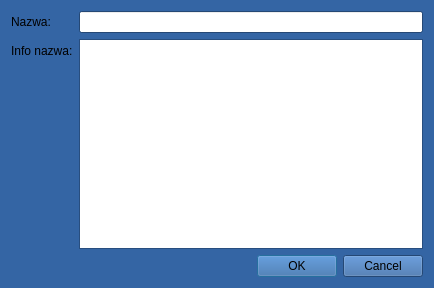
militia11/shoes, file NowaMatrycaDialog.ui: the form before one commit.
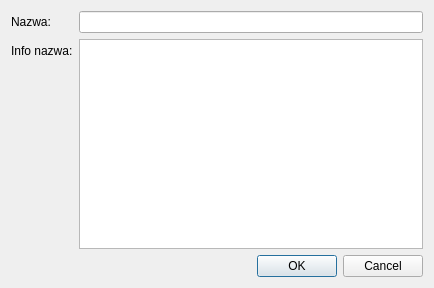
The form after the commit.

What changed in the file:
```diff
--- a/NowaMatrycaDialog.ui
+++ b/NowaMatrycaDialog.ui
@@ -10,421 +10,6 @@
     <height>288</height>
    </rect>
   </property>
-  <property name="palette">
-   <palette>
-    <active>
-     <colorrole role="WindowText">
-      <brush brushstyle="SolidPattern">
-       <color alpha="255">
-        <red>0</red>
-        <green>0</green>
-        <blue>0</blue>
-       </color>
-      </brush>
-     </colorrole>
-     <colorrole role="Button">
-      <brush brushstyle="SolidPattern">
-       <color alpha="255">
-        <red>52</red>
-        <green>101</green>
-        <blue>164</blue>
-       </color>
-      </brush>
-     </colorrole>
-     <colorrole role="Light">
-      <brush brushstyle="SolidPattern">
-       <color alpha="255">
-        <red>78</red>
-        <green>152</green>
-        <blue>246</blue>
-       </color>
-      </brush>
-     </colorrole>
-     <colorrole role="Midlight">
-      <brush brushstyle="SolidPattern">
-       <color alpha="255">
-        <red>65</red>
-        <green>126</green>
-        <blue>205</blue>
-       </color>
-      </brush>
-     </colorrole>
-     <colorrole role="Dark">
-      <brush brushstyle="SolidPattern">
-       <color alpha="255">
-        <red>26</red>
-        <green>50</green>
-        <blue>82</blue>
-       </color>
-      </brush>
-     </colorrole>
-     <colorrole role="Mid">
-      <brush brushstyle="SolidPattern">
-       <color alpha="255">
-        <red>34</red>
-        <green>67</green>
-        <blue>109</blue>
-       </color>
-      </brush>
-     </colorrole>
-     <colorrole role="Text">
-      <brush brushstyle="SolidPattern">
-       <color alpha="255">
-        <red>0</red>
-        <green>0</green>
-        <blue>0</blue>
-       </color>
-      </brush>
-     </colorrole>
-     <colorrole role="BrightText">
-      <brush brushstyle="SolidPattern">
-       <color alpha="255">
-        <red>255</red>
-        <green>255</green>
-        <blue>255</blue>
-       </color>
-      </brush>
-     </colorrole>
-     <colorrole role="ButtonText">
-      <brush brushstyle="SolidPattern">
-       <color alpha="255">
-        <red>0</red>
-        <green>0</green>
-        <blue>0</blue>
-       </color>
-      </brush>
-     </colorrole>
-     <colorrole role="Base">
-      <brush brushstyle="SolidPattern">
-       <color alpha="255">
-        <red>255</red>
-        <green>255</green>
-        <blue>255</blue>
-       </color>
-      </brush>
-     </colorrole>
-     <colorrole role="Window">
-      <brush brushstyle="SolidPattern">
-       <color alpha="255">
-        <red>52</red>
-        <green>101</green>
-        <blue>164</blue>
-       </color>
-      </brush>
-     </colorrole>
-     <colorrole role="Shadow">
-      <brush brushstyle="SolidPattern">
-       <color alpha="255">
-        <red>0</red>
-        <green>0</green>
-        <blue>0</blue>
-       </color>
-      </brush>
-     </colorrole>
-     <colorrole role="AlternateBase">
-      <brush brushstyle="SolidPattern">
-       <color alpha="255">
-        <red>153</red>
-        <green>178</green>
-        <blue>209</blue>
-       </color>
-      </brush>
-     </colorrole>
-     <colorrole role="ToolTipBase">
-      <brush brushstyle="SolidPattern">
-       <color alpha="255">
-        <red>255</red>
-        <green>255</green>
-        <blue>220</blue>
-       </color>
-      </brush>
-     </colorrole>
-     <colorrole role="ToolTipText">
-      <brush brushstyle="SolidPattern">
-       <color alpha="255">
-        <red>0</red>
-        <green>0</green>
-        <blue>0</blue>
-       </color>
-      </brush>
-     </colorrole>
-    </active>
-    <inactive>
-     <colorrole role="WindowText">
-      <brush brushstyle="SolidPattern">
-       <color alpha="255">
-        <red>0</red>
-        <green>0</green>
-        <blue>0</blue>
-       </color>
-      </brush>
-     </colorrole>
-     <colorrole role="Button">
-      <brush brushstyle="SolidPattern">
-       <color alpha="255">
-        <red>52</red>
-        <green>101</green>
-        <blue>164</blue>
-       </color>
-      </brush>
-     </colorrole>
-     <colorrole role="Light">
-      <brush brushstyle="SolidPattern">
-       <color alpha="255">
-        <red>78</red>
-        <green>152</green>
-        <blue>246</blue>
-       </color>
-      </brush>
-     </colorrole>
-     <colorrole role="Midlight">
-      <brush brushstyle="SolidPattern">
-       <color alpha="255">
-        <red>65</red>
-        <green>126</green>
-        <blue>205</blue>
-       </color>
-      </brush>
-     </colorrole>
-     <colorrole role="Dark">
-      <brush brushstyle="SolidPattern">
-       <color alpha="255">
-        <red>26</red>
-        <green>50</green>
-        <blue>82</blue>
-       </color>
-      </brush>
-     </colorrole>
-     <colorrole role="Mid">
-      <brush brushstyle="SolidPattern">
-       <color alpha="255">
-        <red>34</red>
-        <green>67</green>
-        <blue>109</blue>
-       </color>
-      </brush>
-     </colorrole>
-     <colorrole role="Text">
-      <brush brushstyle="SolidPattern">
-       <color alpha="255">
-        <red>0</red>
-        <green>0</green>
-        <blue>0</blue>
-       </color>
-      </brush>
-     </colorrole>
-     <colorrole role="BrightText">
-      <brush brushstyle="SolidPattern">
-       <color alpha="255">
-        <red>255</red>
-        <green>255</green>
-        <blue>255</blue>
-       </color>
-      </brush>
-     </colorrole>
-     <colorrole role="ButtonText">
-      <brush brushstyle="SolidPattern">
-       <color alpha="255">
-        <red>0</red>
-        <green>0</green>
-        <blue>0</blue>
-       </color>
-      </brush>
-     </colorrole>
-     <colorrole role="Base">
-      <brush brushstyle="SolidPattern">
-       <color alpha="255">
-        <red>255</red>
-        <green>255</green>
-        <blue>255</blue>
-       </color>
-      </brush>
-     </colorrole>
-     <colorrole role="Window">
-      <brush brushstyle="SolidPattern">
-       <color alpha="255">
-        <red>52</red>
-        <green>101</green>
-        <blue>164</blue>
-       </color>
-      </brush>
-     </colorrole>
-     <colorrole role="Shadow">
-      <brush brushstyle="SolidPattern">
-       <color alpha="255">
-        <red>0</red>
-        <green>0</green>
-        <blue>0</blue>
-       </color>
-      </brush>
-     </colorrole>
-     <colorrole role="AlternateBase">
-      <brush brushstyle="SolidPattern">
-       <color alpha="255">
-        <red>153</red>
-        <green>178</green>
-        <blue>209</blue>
-       </color>
-      </brush>
-     </colorrole>
-     <colorrole role="ToolTipBase">
-      <brush brushstyle="SolidPattern">
-       <color alpha="255">
-        <red>255</red>
-        <green>255</green>
-        <blue>220</blue>
-       </color>
-      </brush>
-     </colorrole>
-     <colorrole role="ToolTipText">
-      <brush brushstyle="SolidPattern">
-       <color alpha="255">
-        <red>0</red>
-        <green>0</green>
-        <blue>0</blue>
-       </color>
-      </brush>
-     </colorrole>
-    </inactive>
-    <disabled>
-     <colorrole role="WindowText">
-      <brush brushstyle="SolidPattern">
-       <color alpha="255">
-        <red>26</red>
-        <green>50</green>
-        <blue>82</blue>
-       </color>
-      </brush>
-     </colorrole>
-     <colorrole role="Button">
-      <brush brushstyle="SolidPattern">
-       <color alpha="255">
-        <red>52</red>
-        <green>101</green>
-        <blue>164</blue>
-       </color>
-      </brush>
-     </colorrole>
-     <colorrole role="Light">
-      <brush brushstyle="SolidPattern">
-       <color alpha="255">
-        <red>78</red>
-        <green>152</green>
-        <blue>246</blue>
-       </color>
-      </brush>
-     </colorrole>
-     <colorrole role="Midlight">
-      <brush brushstyle="SolidPattern">
-       <color alpha="255">
-        <red>65</red>
-        <green>126</green>
-        <blue>205</blue>
-       </color>
-      </brush>
-     </colorrole>
-     <colorrole role="Dark">
-      <brush brushstyle="SolidPattern">
-       <color alpha="255">
-        <red>26</red>
-        <green>50</green>
-        <blue>82</blue>
-       </color>
-      </brush>
-     </colorrole>
-     <colorrole role="Mid">
-      <brush brushstyle="SolidPattern">
-       <color alpha="255">
-        <red>34</red>
-        <green>67</green>
-        <blue>109</blue>
-       </color>
-      </brush>
-     </colorrole>
-     <colorrole role="Text">
-      <brush brushstyle="SolidPattern">
-       <color alpha="255">
-        <red>26</red>
-        <green>50</green>
-        <blue>82</blue>
-       </color>
-      </brush>
-     </colorrole>
-     <colorrole role="BrightText">
-      <brush brushstyle="SolidPattern">
-       <color alpha="255">
-        <red>255</red>
-        <green>255</green>
-        <blue>255</blue>
-       </color>
-      </brush>
-     </colorrole>
-     <colorrole role="ButtonText">
-      <brush brushstyle="SolidPattern">
-       <color alpha="255">
-        <red>26</red>
-        <green>50</green>
-        <blue>82</blue>
-       </color>
-      </brush>
-     </colorrole>
-     <colorrole role="Base">
-      <brush brushstyle="SolidPattern">
-       <color alpha="255">
-        <red>52</red>
-        <green>101</green>
-        <blue>164</blue>
-       </color>
-      </brush>
-     </colorrole>
-     <colorrole role="Window">
-      <brush brushstyle="SolidPattern">
-       <color alpha="255">
-        <red>52</red>
-        <green>101</green>
-        <blue>164</blue>
-       </color>
-      </brush>
-     </colorrole>
-     <colorrole role="Shadow">
-      <brush brushstyle="SolidPattern">
-       <color alpha="255">
-        <red>0</red>
-        <green>0</green>
-        <blue>0</blue>
-       </color>
-      </brush>
-     </colorrole>
-     <colorrole role="AlternateBase">
-      <brush brushstyle="SolidPattern">
-       <color alpha="255">
-        <red>52</red>
-        <green>101</green>
-        <blue>164</blue>
-       </color>
-      </brush>
-     </colorrole>
-     <colorrole role="ToolTipBase">
-      <brush brushstyle="SolidPattern">
-       <color alpha="255">
-        <red>255</red>
-        <green>255</green>
-        <blue>220</blue>
-       </color>
-      </brush>
-     </colorrole>
-     <colorrole role="ToolTipText">
-      <brush brushstyle="SolidPattern">
-       <color alpha="255">
-        <red>0</red>
-        <green>0</green>
-        <blue>0</blue>
-       </color>
-      </brush>
-     </colorrole>
-    </disabled>
-   </palette>
-  </property>
   <property name="windowTitle">
    <string>Dodaj nową matrycę</string>
   </property>
```
